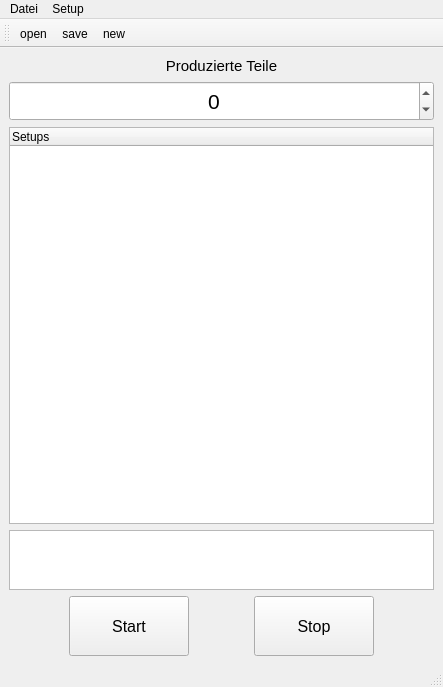
Above: QT_MainWindow_PlotterWizard.ui from hidbefra/PlotterWizard before the change. Below: the same form after it.
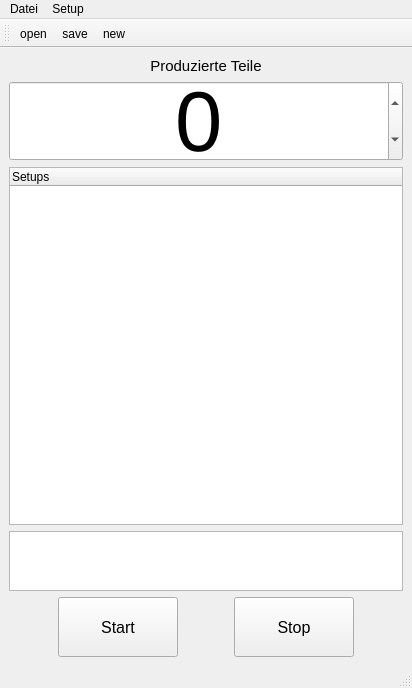
That is the form after the change. Icons and pictures are not drawn.

What changed in the file:
```diff
--- a/QT_MainWindow_PlotterWizard.ui
+++ b/QT_MainWindow_PlotterWizard.ui
@@ -6,8 +6,8 @@
    <rect>
     <x>0</x>
     <y>0</y>
-    <width>443</width>
-    <height>687</height>
+    <width>412</width>
+    <height>688</height>
    </rect>
   </property>
   <property name="baseSize">
@@ -54,12 +54,12 @@
       <property name="maximumSize">
        <size>
         <width>16777215</width>
-        <height>40</height>
+        <height>80</height>
        </size>
       </property>
       <property name="font">
        <font>
-        <pointsize>16</pointsize>
+        <pointsize>64</pointsize>
        </font>
       </property>
       <property name="alignment">
@@ -220,7 +220,7 @@
     <rect>
      <x>0</x>
      <y>0</y>
-     <width>443</width>
+     <width>412</width>
      <height>21</height>
     </rect>
    </property>
```
